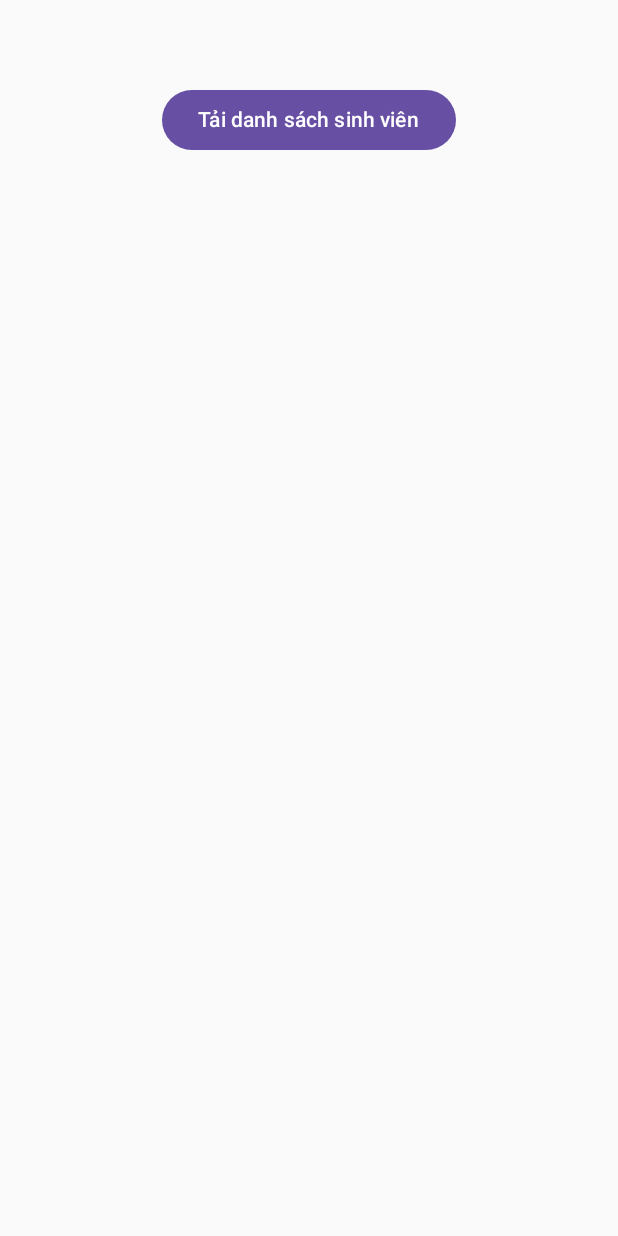
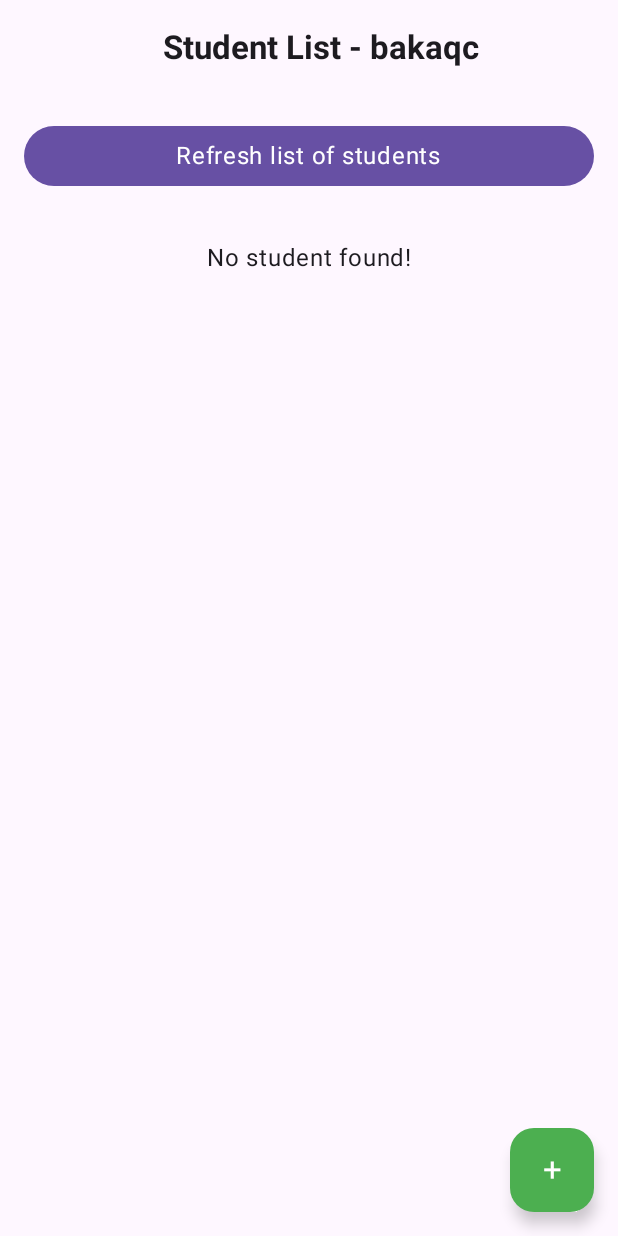
Before and after one commit to bakaqc/prm-pe, an Android app built with Jetpack Compose: the screen it shows after launch (MainActivity), on a phone screen of 412 x 824 dp. Run offline under Robolectric (Android 15) with nearby library versions, the phone set to English and light mode, and no system bars; our stand-ins replace Room's generated code; pictures from the network do not load.

Commit message:
update: completed 2nd requirement
Add functionality to add new student and update list with success toast

```diff
--- a/app/src/main/java/com/example/upskill/MainActivity.kt
+++ b/app/src/main/java/com/example/upskill/MainActivity.kt
@@ -3,74 +3,18 @@ package com.example.upskill
 import android.os.Bundle
 import androidx.activity.ComponentActivity
 import androidx.activity.compose.setContent
-import androidx.activity.viewModels
-import androidx.compose.foundation.Image
-import androidx.compose.foundation.layout.*
-import androidx.compose.foundation.lazy.LazyColumn
-import androidx.compose.foundation.lazy.items
-import androidx.compose.material3.*
-import androidx.compose.runtime.*
-import androidx.compose.runtime.livedata.observeAsState
-import androidx.compose.ui.Alignment
-import androidx.compose.ui.Modifier
-import androidx.compose.ui.unit.dp
 import androidx.lifecycle.viewmodel.compose.viewModel
-import coil.compose.rememberImagePainter
-import com.example.upskill.model.Student
+import androidx.navigation.compose.rememberNavController
+import com.example.upskill.screen.AppNavigation
 import com.example.upskill.viewmodel.StudentViewModel
 
 class MainActivity : ComponentActivity() {
-    private val studentViewModel: StudentViewModel by viewModels()
-
     override fun onCreate(savedInstanceState: Bundle?) {
         super.onCreate(savedInstanceState)
         setContent {
-            StudentApp(studentViewModel)
+            val navController = rememberNavController()
+            val studentViewModel: StudentViewModel = viewModel()
+            AppNavigation(navController = navController, viewModel = studentViewModel)
         }
     }
 }
-
-@Composable
-fun StudentApp(studentViewModel: StudentViewModel) {
-    val students by studentViewModel.allStudents.observeAsState(emptyList())
-
-    Column(modifier = Modifier.fillMaxSize().padding(40.dp)) {
-        Button(
-            onClick = { studentViewModel.refreshStudents() },
-            modifier = Modifier.align(Alignment.CenterHorizontally).padding(top = 16.dp)
-        ) {
-            Text("Tải danh sách sinh viên")
-        }
-
-        Spacer(modifier = Modifier.height(16.dp))
-
-        LazyColumn {
-            items(students) { student ->
-                StudentItem(student)
-            }
-        }
-    }
-}
-
-@Composable
-fun StudentItem(student: Student) {
-    Card(
-        modifier = Modifier.fillMaxWidth().padding(8.dp),
-        elevation = CardDefaults.cardElevation(4.dp)
-    ) {
-        Row(modifier = Modifier.padding(16.dp)) {
-            Image(
-                painter = rememberImagePainter(student.avatar),
-                contentDescription = "Student Avatar",
-                modifier = Modifier.size(64.dp)
-            )
-
-            Spacer(modifier = Modifier.width(16.dp))
-
-            Column {
-                Text(text = "${student.first_name} ${student.last_name}", style = MaterialTheme.typography.titleMedium)
-                Text(text = student.email, style = MaterialTheme.typography.bodyMedium)
-            }
-        }
-    }
-}
--- a/app/src/main/java/com/example/upskill/data/StudentDao.kt
+++ b/app/src/main/java/com/example/upskill/data/StudentDao.kt
@@ -1,20 +1,21 @@
 package com.example.upskill.data
 
-import androidx.lifecycle.LiveData
 import androidx.room.*
 import com.example.upskill.model.Student
+import kotlinx.coroutines.flow.Flow
 
 @Dao
 interface StudentDao {
-    @Query("SELECT * FROM students ORDER BY first_name, last_name")
-    fun getAllStudents(): LiveData<List<Student>>
 
-    @Insert(onConflict = OnConflictStrategy.REPLACE)
+    @Query("SELECT * FROM students")
+    fun getAllStudents(): Flow<List<Student>>
+
+    @Insert(onConflict = OnConflictStrategy.IGNORE)
     suspend fun insertStudent(student: Student)
 
     @Delete
     suspend fun deleteStudent(student: Student)
 
-    @Query("DELETE FROM students")
-    suspend fun clearAll()
+    @Query("SELECT * FROM students WHERE id = :studentId")
+    fun getStudentById(studentId: Int): Flow<Student?>
 }
--- a/app/src/main/java/com/example/upskill/repository/StudentRepository.kt
+++ b/app/src/main/java/com/example/upskill/repository/StudentRepository.kt
@@ -1,13 +1,14 @@
 package com.example.upskill.repository
 
-import androidx.lifecycle.LiveData
 import com.example.upskill.data.StudentDao
 import com.example.upskill.model.Student
 import com.example.upskill.network.RetrofitInstance
+import kotlinx.coroutines.flow.Flow
+import kotlinx.coroutines.flow.first
 
 class StudentRepository(private val studentDao: StudentDao) {
 
-    val allStudents: LiveData<List<Student>> = studentDao.getAllStudents()
+    val allStudents: Flow<List<Student>> = studentDao.getAllStudents()
 
     suspend fun refreshStudents() {
         val response = RetrofitInstance.api.getStudents().data
@@ -21,4 +22,8 @@ class StudentRepository(private val studentDao: StudentDao) {
     suspend fun deleteStudent(student: Student) {
         studentDao.deleteStudent(student)
     }
+
+    suspend fun getStudentById(studentId: Int): Student? {
+        return studentDao.getStudentById(studentId).first()
+    }
 }
--- /dev/null
+++ b/app/src/main/java/com/example/upskill/screen/AppNavigation.kt
@@ -0,0 +1,30 @@
+package com.example.upskill.screen
+
+import androidx.compose.runtime.Composable
+import androidx.navigation.NavHostController
+import androidx.navigation.compose.NavHost
+import androidx.navigation.compose.composable
+import androidx.navigation.compose.rememberNavController
+import com.example.upskill.viewmodel.StudentViewModel
+
+sealed class Screen(val route: String) {
+    object StudentList : Screen("student_list")
+    object AddStudent : Screen("add_student")
+}
+
+@Composable
+fun AppNavigation(navController: NavHostController = rememberNavController(), viewModel: StudentViewModel) {
+    NavHost(navController = navController, startDestination = Screen.StudentList.route) {
+        composable(Screen.StudentList.route) {
+            StudentListScreen(
+                viewModel = viewModel,
+                onAddStudentClick = { navController.navigate(Screen.AddStudent.route) }
+            )
+        }
+        composable(Screen.AddStudent.route) {
+            AddStudentScreen(viewModel = viewModel, onStudentAdded = {
+                navController.popBackStack()
+            })
+        }
+    }
+}
--- /dev/null
+++ b/app/src/main/java/com/example/upskill/screen/StudentListScreen.kt
@@ -0,0 +1,129 @@
+package com.example.upskill.screen
+
+import androidx.compose.foundation.Image
+import androidx.compose.foundation.clickable
+import androidx.compose.foundation.layout.*
+import androidx.compose.foundation.lazy.LazyColumn
+import androidx.compose.foundation.lazy.items
+import androidx.compose.material3.*
+import androidx.compose.runtime.*
+import androidx.compose.ui.Alignment
+import androidx.compose.ui.Modifier
+import androidx.compose.ui.layout.ContentScale
+import androidx.compose.ui.text.font.FontWeight
+import androidx.compose.ui.text.style.TextAlign
+import androidx.compose.ui.unit.dp
+import androidx.lifecycle.viewmodel.compose.viewModel
+import coil.compose.rememberImagePainter
+import com.example.upskill.model.Student
+import com.example.upskill.viewmodel.StudentViewModel
+import androidx.compose.ui.graphics.Color
+
+@OptIn(ExperimentalMaterial3Api::class)
+@Composable
+fun StudentListScreen(
+    viewModel: StudentViewModel = viewModel(),
+    onAddStudentClick: () -> Unit
+) {
+    val studentList by viewModel.students.collectAsState(initial = emptyList())
+
+    Scaffold(
+        topBar = {
+            TopAppBar(
+                title = {
+                    Box(
+                        modifier = Modifier.fillMaxWidth(),
+                        contentAlignment = Alignment.Center
+                    ) {
+                        Text(
+                            text = "Student List - bakaqc",
+                            style = MaterialTheme.typography.titleLarge.copy(fontWeight = FontWeight.Bold),
+                            textAlign = TextAlign.Center
+                        )
+                    }
+                }
+            )
+        },
+        floatingActionButton = {
+            FloatingActionButton(
+                onClick = onAddStudentClick,
+                containerColor = Color(0xFF4CAF50),
+                contentColor = Color.White
+            ) {
+                Text("+", style = MaterialTheme.typography.titleLarge)
+            }
+        }
+    ) { padding ->
+        Column(
+            modifier = Modifier
+                .fillMaxSize()
+                .padding(padding)
+                .padding(16.dp)
+        ) {
+            Button(
+                onClick = { viewModel.refreshStudents() },
+                modifier = Modifier.fillMaxWidth()
+            ) {
+                Text("Refresh list of students", style = MaterialTheme.typography.bodyLarge)
+            }
+
+            Spacer(modifier = Modifier.height(16.dp))
+
+            if (studentList.isEmpty()) {
+                Text(
+                    text = "No student found!",
+                    modifier = Modifier
+                        .fillMaxWidth()
+                        .padding(16.dp),
+                    textAlign = TextAlign.Center,
+                    style = MaterialTheme.typography.bodyLarge
+                )
+            } else {
+                LazyColumn {
+                    items(studentList) { student ->
+                        StudentItem(student = student, onDelete = { viewModel.deleteStudent(student) })
+                    }
+                }
+            }
+        }
+    }
+}
+
+@Composable
+fun StudentItem(student: Student, onDelete: () -> Unit) {
+    Card(
+        modifier = Modifier
+            .fillMaxWidth()
+            .padding(vertical = 4.dp)
+            .clickable { onDelete() },
+    ) {
+        Row(
+            modifier = Modifier.padding(8.dp),
+            horizontalArrangement = Arrangement.spacedBy(12.dp),
+            verticalAlignment = Alignment.CenterVertically
+        ) {
+            Image(
+                painter = rememberImagePainter(
+                    data = student.avatar,
+                    builder = {
+                        crossfade(true)
+                        placeholder(android.R.drawable.ic_menu_report_image)
+                    }
+                ),
+                contentDescription = "Avatar of ${student.first_name}",
+                modifier = Modifier
+                    .size(80.dp)
+                    .padding(4.dp),
+                contentScale = ContentScale.Crop
+            )
+
+            Column(
+                verticalArrangement = Arrangement.Center,
+                modifier = Modifier.fillMaxHeight()
+            ) {
+                Text(text = "${student.first_name} ${student.last_name}", style = MaterialTheme.typography.titleLarge)
+                Text(text = student.email, style = MaterialTheme.typography.bodyLarge)
+            }
+        }
+    }
+}
--- a/app/src/main/java/com/example/upskill/viewmodel/StudentViewModel.kt
+++ b/app/src/main/java/com/example/upskill/viewmodel/StudentViewModel.kt
@@ -1,21 +1,32 @@
 package com.example.upskill.viewmodel
 
 import android.app.Application
-import androidx.lifecycle.*
+import androidx.lifecycle.AndroidViewModel
+import androidx.lifecycle.viewModelScope
 import com.example.upskill.data.StudentDatabase
 import com.example.upskill.model.Student
 import com.example.upskill.repository.StudentRepository
+import kotlinx.coroutines.flow.MutableStateFlow
+import kotlinx.coroutines.flow.StateFlow
+import kotlinx.coroutines.flow.collectLatest
 import kotlinx.coroutines.launch
 
 class StudentViewModel(application: Application) : AndroidViewModel(application) {
 
     private val repository: StudentRepository
-    val allStudents: LiveData<List<Student>>
+
+    private val _students = MutableStateFlow<List<Student>>(emptyList())
+    val students: StateFlow<List<Student>> = _students
 
     init {
         val studentDao = StudentDatabase.getDatabase(application).studentDao()
         repository = StudentRepository(studentDao)
-        allStudents = repository.allStudents
+
+        viewModelScope.launch {
+            repository.allStudents.collectLatest { studentList ->
+                _students.value = studentList
+            }
+        }
     }
 
     fun refreshStudents() = viewModelScope.launch {
@@ -29,4 +40,11 @@ class StudentViewModel(application: Application) : AndroidViewModel(application)
     fun deleteStudent(student: Student) = viewModelScope.launch {
         repository.deleteStudent(student)
     }
+
+    fun getStudentById(studentId: Int, onResult: (Student?) -> Unit) {
+        viewModelScope.launch {
+            val student = repository.getStudentById(studentId)
+            onResult(student)
+        }
+    }
 }
--- a/build.gradle.kts
+++ b/build.gradle.kts
@@ -5,3 +5,5 @@ plugins {
     alias(libs.plugins.kotlin.compose) apply false
     id("com.google.devtools.ksp") version "2.0.21-1.0.27" apply false
 }
+
+// Copy right by bakaqc 2025
```
Also changed, not shown: app/build.gradle.kts (+7 -1 lines), app/src/main/java/com/example/upskill/model/Student.kt (+5 -2 lines), app/src/main/java/com/example/upskill/screen/AddStudentScreen.kt (added, +163 -0 lines).
